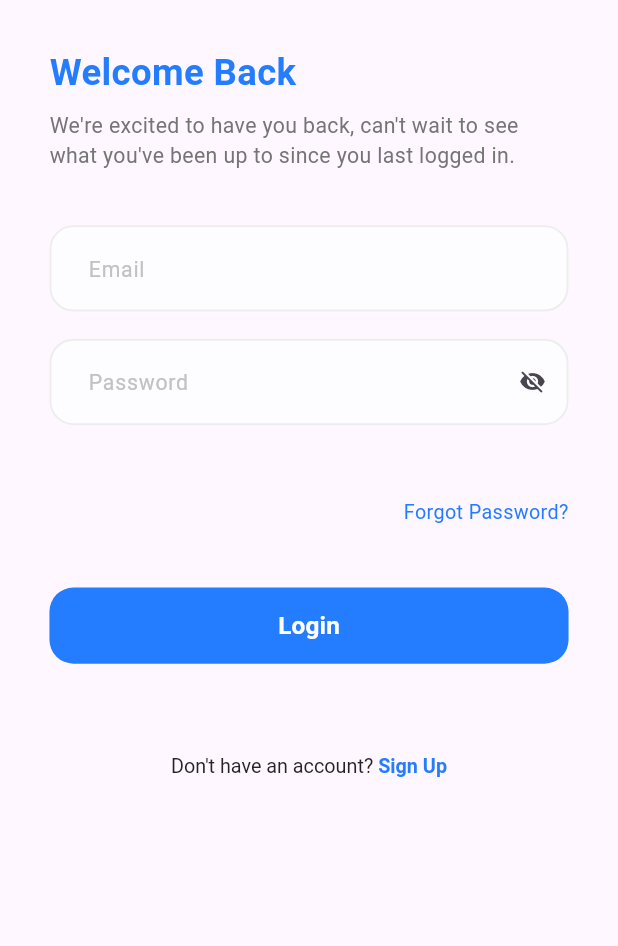
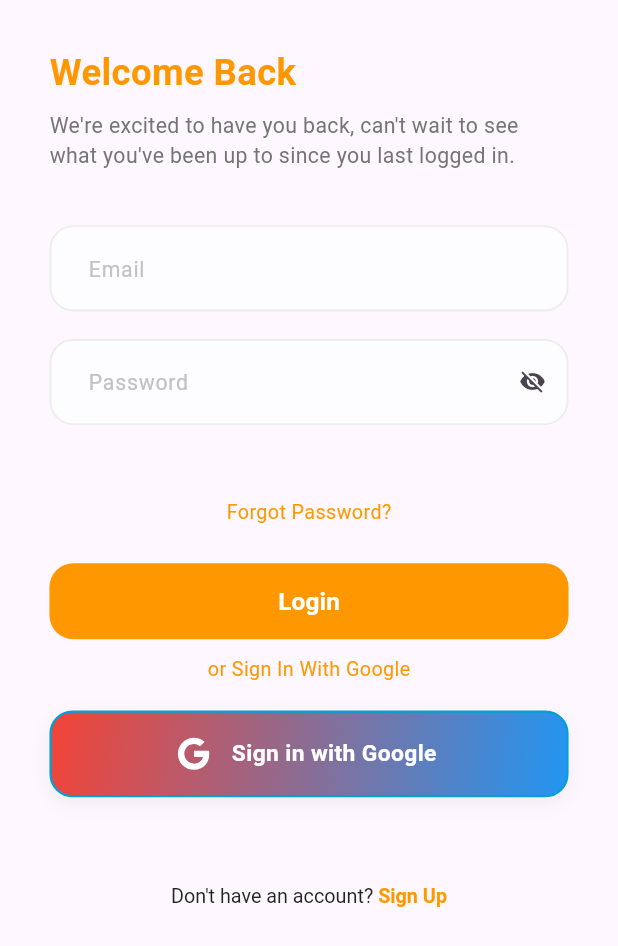
Before and after one commit to moelsayed1/news_app_eyego, a Flutter app: the screen it shows after launch, on a phone screen of 412 x 824 dp. Shown: the top 946 px of the screen. Run offline on Flutter 3.47's test engine with Material 3 defaults, Android fonts, the phone set to English and light mode, and no system bars; our stand-ins replace cached_network_image, dio, firebase_auth, firebase_core, flutter_screenutil, get and 5 more; accounts and stored records are empty.

Commit message:
- news app eyego done

```diff
--- a/lib/Core/theming/colors.dart
+++ b/lib/Core/theming/colors.dart
@@ -2,6 +2,7 @@ import 'package:flutter/material.dart';
 
 class ColorsManager {
   static const Color mainBlue = Color(0xFF247CFF);
+  static const Color mainYellow = Color(0xFFFF9800);
   static const Color lightBlue = Color(0xFFF4F8FF);
   static const Color darkBlue = Color(0xFF242424);
   static const Color gray = Color(0xFF757575);
--- a/lib/Core/theming/styles.dart
+++ b/lib/Core/theming/styles.dart
@@ -23,6 +23,11 @@ class TextStyles {
     fontWeight: FontWeightHelper.semiBold,
     color: ColorsManager.mainBlue,
   );
+  static TextStyle font13YellowSemiBold = TextStyle(
+    fontSize: 13.sp,
+    fontWeight: FontWeightHelper.semiBold,
+    color: ColorsManager.mainYellow,
+  );
 
   static TextStyle font13DarkBlueMedium = TextStyle(
     fontSize: 13.sp,
@@ -39,7 +44,13 @@ class TextStyles {
   static TextStyle font24BlueBold = TextStyle(
     fontSize: 24.sp,
     fontWeight: FontWeightHelper.bold,
-    color: ColorsManager.mainBlue,
+    color: ColorsManager.mainYellow,
+  );
+
+  static TextStyle font24YellowBold = TextStyle(
+    fontSize: 24.sp,
+    fontWeight: FontWeightHelper.bold,
+    color: ColorsManager.mainYellow,
   );
 
   static TextStyle font16WhiteSemiBold = TextStyle(
@@ -82,6 +93,18 @@ class TextStyles {
     fontSize: 13.sp,
     fontWeight: FontWeightHelper.regular,
     color: ColorsManager.mainBlue,
+  );
+
+  static TextStyle font13YellowRegular = TextStyle(
+    fontSize: 13.sp,
+    fontWeight: FontWeightHelper.regular,
+    color: ColorsManager.mainYellow,
+  );
+
+  static TextStyle font13GreyRegular = TextStyle(
+    fontSize: 13.sp,
+    fontWeight: FontWeightHelper.regular,
+    color: Colors.black54,
   );
 
   static TextStyle font14GrayRegular = TextStyle(
--- a/lib/Core/widgets/app_text_button.dart
+++ b/lib/Core/widgets/app_text_button.dart
@@ -35,7 +35,7 @@ class AppTextButton extends StatelessWidget {
           ),
         ),
         backgroundColor: WidgetStatePropertyAll(
-          backgroundColor ?? ColorsManager.mainBlue,
+          backgroundColor ?? ColorsManager.mainYellow,
         ),
         padding: WidgetStateProperty.all<EdgeInsets>(
           EdgeInsets.symmetric(
--- a/lib/Features/home/ui/views/home_screen.dart
+++ b/lib/Features/home/ui/views/home_screen.dart
@@ -7,7 +7,6 @@ import 'package:news_app_eyego/Core/widgets/custom_drawer.dart';
 import 'package:news_app_eyego/Features/home/ui/views/widgets/categories_list_view.dart';
 import 'package:news_app_eyego/Features/home/ui/views/widgets/news_list_view_builder.dart';
 import 'package:news_app_eyego/Features/search/ui/search_screen.dart';
-
 
 class HomeScreen extends StatelessWidget {
   HomeScreen({super.key});
@@ -71,11 +70,13 @@ class HomeScreen extends StatelessWidget {
                 height: 20.h,
               ),
             ),
-<<<<<<< HEAD
-            NewsListViewBuilder(category: 'general'),
-=======
-            NewsListViewBuilder(category: 'general', articles: [],),
->>>>>>> df475568714fad362fcaba57a3a8b6dfdcf7bdf4
+
+            // NewsListViewBuilder(category: 'general'),
+
+            NewsListViewBuilder(
+              category: 'general',
+              articles: [],
+            ),
           ],
         ),
       ),
--- a/lib/Features/home/ui/views/widgets/categories_list_view.dart
+++ b/lib/Features/home/ui/views/widgets/categories_list_view.dart
@@ -1,6 +1,5 @@
 import 'package:flutter/material.dart';
 import 'package:get/get.dart';
-<<<<<<< HEAD
 import 'package:news_app_eyego/Core/controllers/drawer_controller.dart';
 import 'package:news_app_eyego/Core/controllers/news_controller.dart';
 import 'package:news_app_eyego/Features/home/data/models/category_model.dart';
@@ -12,22 +11,6 @@ class CategoriesListView extends StatefulWidget {
   @override
   State<CategoriesListView> createState() => _CategoriesListViewState();
 }
-=======
-import 'package:news_app_eyego/Core/Controllers/news_controller.dart';
-import 'package:news_app_eyego/Features/home/data/models/category_model.dart';
-import 'package:news_app_eyego/Features/home/ui/views/widgets/category_card.dart';
-
-
-class CategoriesListView extends StatefulWidget {
-  const CategoriesListView({super.key});
-
-  @override
-  State<CategoriesListView> createState() => _CategoriesListViewState();
-}
-
-class _CategoriesListViewState extends State<CategoriesListView> {
-  newsController controller = Get.put<newsController>(newsController());
->>>>>>> df475568714fad362fcaba57a3a8b6dfdcf7bdf4
 
 class _CategoriesListViewState extends State<CategoriesListView> {
   final List<CategoryModel> categories = const [
@@ -60,11 +43,8 @@ class _CategoriesListViewState extends State<CategoriesListView> {
       categoryName: 'Technology',
     ),
   ];
-<<<<<<< HEAD
 
   newsController controller = Get.put<newsController>(newsController());
-=======
->>>>>>> df475568714fad362fcaba57a3a8b6dfdcf7bdf4
 
   @override
   Widget build(BuildContext context) {
--- a/lib/Features/home/ui/views/widgets/news_details_view.dart
+++ b/lib/Features/home/ui/views/widgets/news_details_view.dart
@@ -2,11 +2,7 @@ import 'package:cached_network_image/cached_network_image.dart';
 import 'package:flutter/material.dart';
 import 'package:flutter_screenutil/flutter_screenutil.dart';
 import 'package:news_app_eyego/Core/helpers/spacing.dart';
-<<<<<<< HEAD
 import 'package:news_app_eyego/Features/home/data/models/article_model.dart';
-=======
-import 'package:news_app_eyego/Features/home/data/models/artical_model.dart';
->>>>>>> df475568714fad362fcaba57a3a8b6dfdcf7bdf4
 import 'package:url_launcher/url_launcher.dart';
 
 class NewsDetailsView extends StatelessWidget {
@@ -39,7 +35,7 @@ class NewsDetailsView extends StatelessWidget {
                 fit: BoxFit.cover,
                 imageUrl: articleModel.image ?? '',
                 placeholder: (context, url) =>
-                const Center(child: CircularProgressIndicator()),
+                    const Center(child: CircularProgressIndicator()),
                 errorWidget: (context, url, error) => const Icon(Icons.error),
               ),
             ),
--- a/lib/Features/login/ui/login_screen.dart
+++ b/lib/Features/login/ui/login_screen.dart
@@ -1,7 +1,11 @@
 import 'package:flutter/material.dart';
 import 'package:flutter_screenutil/flutter_screenutil.dart';
 import 'package:get/get.dart';
+import 'package:hexcolor/hexcolor.dart';
+import 'package:ionicons/ionicons.dart';
+import 'package:loading_animation_widget/loading_animation_widget.dart';
 import 'package:news_app_eyego/Core/controllers/auth_controllers.dart';
+import 'package:news_app_eyego/Features/login/ui/widgets/google_sign_in_btn.dart';
 import '../../../Core/theming/styles.dart';
 import '../../../Core/widgets/app_text_button.dart';
 import '../../../core/helpers/spacing.dart';
@@ -11,7 +15,7 @@ import 'widgets/email_and_password.dart';
 class LoginScreen extends StatelessWidget {
   LoginScreen({super.key});
 
-  final AuthController authController = Get.put(AuthController());
+  final AuthController controller = Get.put(AuthController());
 
   @override
   Widget build(BuildContext context) {
@@ -19,14 +23,15 @@ class LoginScreen extends StatelessWidget {
       body: SafeArea(
         child: Padding(
             padding: EdgeInsets.symmetric(horizontal: 30.w, vertical: 30.h),
-          child: SingleChildScrollView(child: GetBuilder<AuthController>(
+            child: GetBuilder<AuthController>(
               builder: (controller) {
-              return Column(
+                return !controller.isLoading
+                    ? Column(
                   crossAxisAlignment: CrossAxisAlignment.start,
                   children: [
                     Text(
                       'Welcome Back',
-                    style: TextStyles.font24BlueBold,
+                      style: TextStyles.font24YellowBold,
                     ),
                     verticalSpace(8),
                     Text(
@@ -41,13 +46,13 @@ class LoginScreen extends StatelessWidget {
                         ),
                         verticalSpace(24),
                         Align(
-                        alignment: AlignmentDirectional.centerEnd,
+                          alignment: AlignmentDirectional.center,
                           child: Text(
                             'Forgot Password?',
-                          style: TextStyles.font13BlueRegular,
+                            style: TextStyles.font13YellowRegular,
                           ),
                         ),
-                      verticalSpace(40),
+                        verticalSpace(24),
                         AppTextButton(
                           buttonText: "Login",
                           textStyle: TextStyles.font16WhiteSemiBold,
@@ -55,16 +60,66 @@ class LoginScreen extends StatelessWidget {
                             controller.validateThenDoLogin(context);
                           },
                         ),
-                      verticalSpace(60),
+                        verticalSpace(10),
+                        Align(
+                          alignment: AlignmentDirectional.center,
+                          child: Text(
+                            'or Sign In With Google',
+                            style: TextStyles.font13YellowRegular,
+                            textDirection: TextDirection.ltr,
+                          ),
+                        ),
+                        verticalSpace(10),
+                        Column(
+                          children: [
+                            googleSignInButton(
+                              text: 'Sign in with Google ',
+                              icon: Ionicons.logo_google,
+                              color: Colors.white,
+                              isIconAsset: false,
+                              gradient: LinearGradient(
+                                colors: [
+                                  Colors.red,
+                                  Colors.blue, // Google's blue
+                                ],
+                                begin: Alignment.topLeft,
+                                end: Alignment.bottomRight,
+                              ),
+                              borderColor: HexColor("03A0D7"),
+                              textColor: Colors.white,
+                              onTap: () async {
+                                try {
+                                  await controller.googleLogin();
+                                } catch (e) {
+                                  debugPrint(e.toString());
+                                }
+                              },
+                            ),
+                          ],
+                        ),
+                        verticalSpace(50),
                         const DontHaveAccountText(),
                       ],
                     ),
+                  ],
+                )
+                    : Column(
+                  crossAxisAlignment: CrossAxisAlignment.start,
+                  mainAxisAlignment: MainAxisAlignment.center,
+                  children: [
+                    Center(
+                      child: LoadingAnimationWidget.discreteCircle(
+                        color: Colors.orange,
+                        secondRingColor: Colors.blue,
+                        thirdRingColor: Colors.green,
+                        size: 100.r,
+                      ),
+                    )
                   ],
                 );
               },
             )),
       ),
-      ),
     );
   }
 }
--- a/lib/Features/login/ui/widgets/dont_have_account_text.dart
+++ b/lib/Features/login/ui/widgets/dont_have_account_text.dart
@@ -21,7 +21,7 @@ class DontHaveAccountText extends StatelessWidget {
           ),
           TextSpan(
             text: ' Sign Up',
-            style: TextStyles.font13BlueSemiBold,
+            style: TextStyles.font13YellowSemiBold,
             recognizer: TapGestureRecognizer()
               ..onTap = () {
               Get.to(()=> SignupScreen());
--- a/lib/Features/signup/sign_up_screen.dart
+++ b/lib/Features/signup/sign_up_screen.dart
@@ -29,7 +29,7 @@ class SignupScreen extends StatelessWidget {
               children: [
                 Text(
                   'Create Account',
-                  style: TextStyles.font24BlueBold,
+                  style: TextStyles.font24YellowBold,
                 ),
                 verticalSpace(8),
                 Text(
@@ -45,7 +45,7 @@ class SignupScreen extends StatelessWidget {
                           color: Colors.white,
                           secondRingColor: Colors.blue,
                           thirdRingColor: Colors.green,
-                          size: 200,
+                          size: 100.r,
                         ))
                         : Column(
                       children: [
```
Also changed, not shown: lib/Features/home/ui/views/widgets/category_card.dart (+5 -5 lines), 5 other files. Lines whose indentation alone changed are shown as unchanged.
